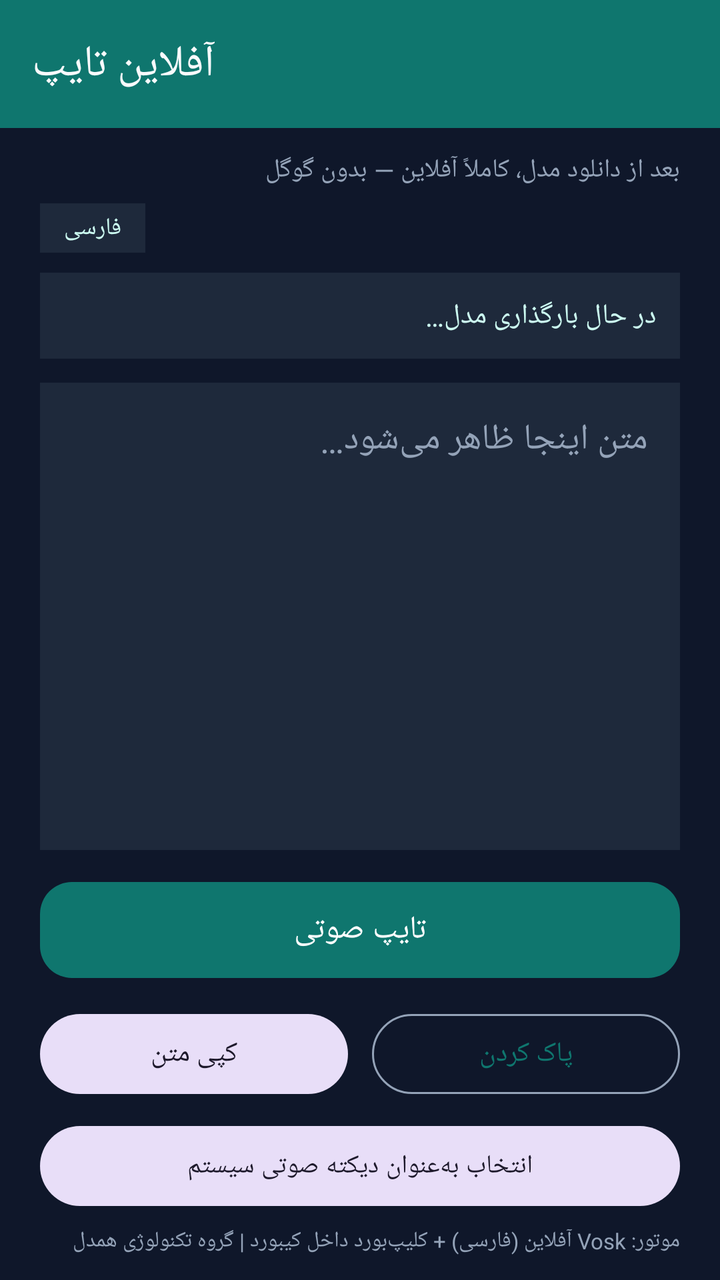
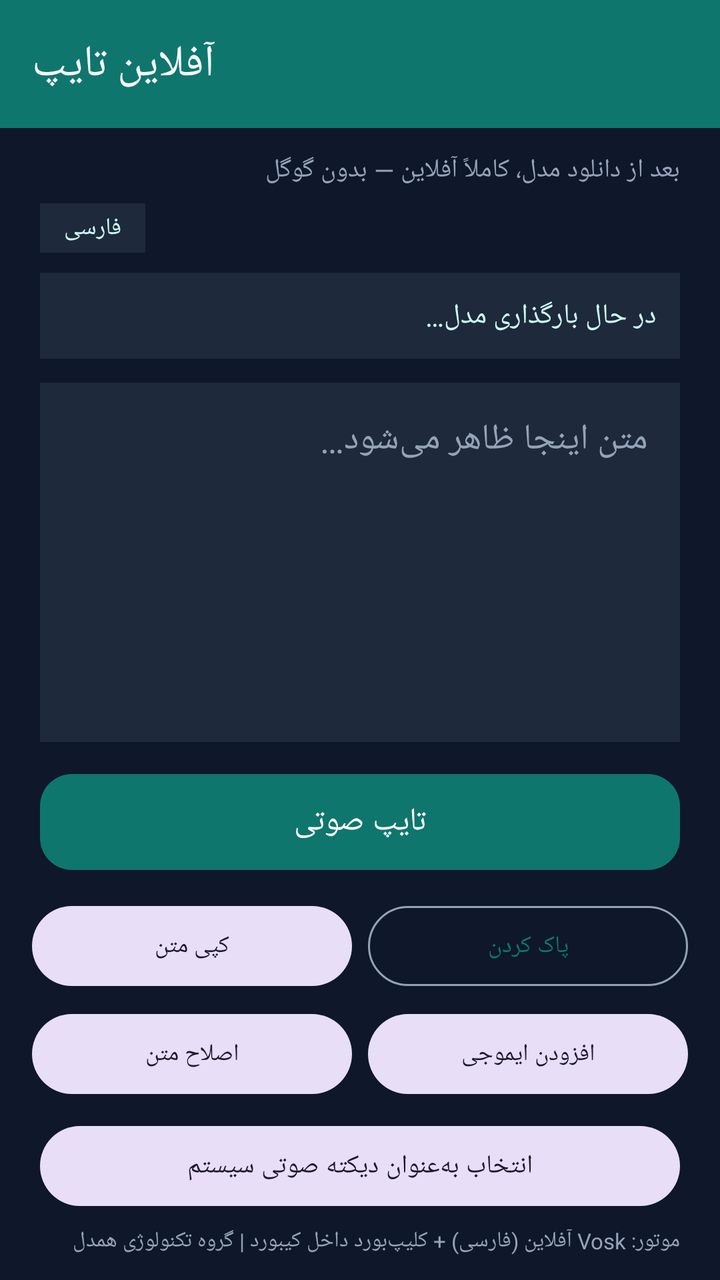

Before-and-after screenshots of an Android layout around one commit, followed by the original layout XML and the change that was made.
<!-- AndroidManifest.xml: application theme Theme.PersianOfflineSTT -->
<!-- res/layout/activity_main.xml -->
<?xml version="1.0" encoding="utf-8"?>
<androidx.constraintlayout.widget.ConstraintLayout
    xmlns:android="http://schemas.android.com/apk/res/android"
    xmlns:app="http://schemas.android.com/apk/res-auto"
    android:layout_width="match_parent"
    android:layout_height="match_parent"
    android:background="@color/bg_dark"
    android:layoutDirection="rtl">

    <com.google.android.material.appbar.MaterialToolbar
        android:id="@+id/toolbar"
        android:layout_width="0dp"
        android:layout_height="wrap_content"
        android:background="@color/teal_700"
        android:theme="@style/ThemeOverlay.Material3.Dark.ActionBar"
        app:title="@string/app_name"
        app:titleTextColor="@color/text_primary"
        app:layout_constraintTop_toTopOf="parent"
        app:layout_constraintStart_toStartOf="parent"
        app:layout_constraintEnd_toEndOf="parent" />

    <TextView
        android:id="@+id/subtitle"
        android:layout_width="0dp"
        android:layout_height="wrap_content"
        android:layout_marginStart="20dp"
        android:layout_marginEnd="20dp"
        android:layout_marginTop="12dp"
        android:text="@string/offline_note"
        android:textColor="@color/text_muted"
        android:textSize="13sp"
        app:layout_constraintTop_toBottomOf="@id/toolbar"
        app:layout_constraintStart_toStartOf="parent"
        app:layout_constraintEnd_toEndOf="parent" />

    <TextView
        android:id="@+id/langBadge"
        android:layout_width="wrap_content"
        android:layout_height="wrap_content"
        android:layout_marginTop="8dp"
        android:layout_marginStart="20dp"
        android:paddingHorizontal="12dp"
        android:paddingVertical="4dp"
        android:background="@color/surface"
        android:text="@string/lang_fa"
        android:textColor="@color/teal_100"
        android:textSize="12sp"
        app:layout_constraintTop_toBottomOf="@id/subtitle"
        app:layout_constraintStart_toStartOf="parent" />

    <TextView
        android:id="@+id/status"
        android:layout_width="0dp"
        android:layout_height="wrap_content"
        android:layout_marginTop="10dp"
        android:layout_marginStart="20dp"
        android:layout_marginEnd="20dp"
        android:padding="12dp"
        android:background="@color/surface"
        android:text="@string/status_loading"
        android:textColor="@color/teal_100"
        android:textSize="14sp"
        app:layout_constraintTop_toBottomOf="@id/langBadge"
        app:layout_constraintStart_toStartOf="parent"
        app:layout_constraintEnd_toEndOf="parent" />

    <ProgressBar
        android:id="@+id/progress"
        style="?android:attr/progressBarStyleHorizontal"
        android:layout_width="0dp"
        android:layout_height="wrap_content"
        android:layout_marginTop="8dp"
        android:layout_marginStart="20dp"
        android:layout_marginEnd="20dp"
        android:max="100"
        android:progress="0"
        android:visibility="gone"
        app:layout_constraintTop_toBottomOf="@id/status"
        app:layout_constraintStart_toStartOf="parent"
        app:layout_constraintEnd_toEndOf="parent" />

    <EditText
        android:id="@+id/resultText"
        android:layout_width="0dp"
        android:layout_height="0dp"
        android:layout_marginTop="12dp"
        android:layout_marginBottom="12dp"
        android:layout_marginStart="20dp"
        android:layout_marginEnd="20dp"
        android:background="@color/surface"
        android:gravity="top|start"
        android:hint="@string/hint_text"
        android:textColorHint="@color/text_muted"
        android:textColor="@color/text_primary"
        android:padding="16dp"
        android:textSize="18sp"
        android:inputType="textMultiLine|textCapSentences"
        android:scrollbars="vertical"
        app:layout_constraintTop_toBottomOf="@id/progress"
        app:layout_constraintBottom_toTopOf="@id/micButton"
        app:layout_constraintStart_toStartOf="parent"
        app:layout_constraintEnd_toEndOf="parent" />

    <com.google.android.material.button.MaterialButton
        android:id="@+id/micButton"
        android:layout_width="0dp"
        android:layout_height="56dp"
        android:layout_marginBottom="10dp"
        android:layout_marginStart="20dp"
        android:layout_marginEnd="20dp"
        android:text="@string/btn_mic"
        android:textSize="16sp"
        app:backgroundTint="@color/teal_700"
        app:cornerRadius="16dp"
        app:layout_constraintBottom_toTopOf="@id/actionsRow"
        app:layout_constraintStart_toStartOf="parent"
        app:layout_constraintEnd_toEndOf="parent" />

    <LinearLayout
        android:id="@+id/actionsRow"
        android:layout_width="0dp"
        android:layout_height="wrap_content"
        android:orientation="horizontal"
        android:layout_marginBottom="8dp"
        android:layout_marginStart="20dp"
        android:layout_marginEnd="20dp"
        app:layout_constraintBottom_toTopOf="@id/dictationButton"
        app:layout_constraintStart_toStartOf="parent"
        app:layout_constraintEnd_toEndOf="parent">

        <com.google.android.material.button.MaterialButton
            android:id="@+id/copyButton"
            style="@style/Widget.Material3.Button.TonalButton"
            android:layout_width="0dp"
            android:layout_height="48dp"
            android:layout_weight="1"
            android:layout_marginEnd="6dp"
            android:text="@string/btn_copy" />

        <com.google.android.material.button.MaterialButton
            android:id="@+id/clearButton"
            style="@style/Widget.Material3.Button.OutlinedButton"
            android:layout_width="0dp"
            android:layout_height="48dp"
            android:layout_weight="1"
            android:layout_marginStart="6dp"
            android:text="@string/btn_clear"
            app:strokeColor="@color/text_muted" />
    </LinearLayout>


    <com.google.android.material.button.MaterialButton
        android:id="@+id/dictationButton"
        style="@style/Widget.Material3.Button.TonalButton"
        android:layout_width="0dp"
        android:layout_height="48dp"
        android:layout_marginBottom="6dp"
        android:layout_marginStart="20dp"
        android:layout_marginEnd="20dp"
        android:text="@string/btn_dictation"
        android:textSize="13sp"
        app:layout_constraintBottom_toTopOf="@id/modelInfo"
        app:layout_constraintStart_toStartOf="parent"
        app:layout_constraintEnd_toEndOf="parent" />

    <TextView
        android:id="@+id/modelInfo"
        android:layout_width="0dp"
        android:layout_height="wrap_content"
        android:layout_marginBottom="12dp"
        android:layout_marginStart="20dp"
        android:layout_marginEnd="20dp"
        android:text="@string/model_info"
        android:textColor="@color/text_muted"
        android:textSize="11sp"
        app:layout_constraintBottom_toBottomOf="parent"
        app:layout_constraintStart_toStartOf="parent"
        app:layout_constraintEnd_toEndOf="parent" />

</androidx.constraintlayout.widget.ConstraintLayout>
<!-- resources referenced by this layout -->
<resources>
  <color name="bg_dark">#0F172A</color>
  <color name="surface">#1E293B</color>
  <color name="teal_100">#CCFBF1</color>
  <color name="teal_700">#0F766E</color>
  <color name="text_muted">#94A3B8</color>
  <color name="text_primary">#F8FAFC</color>
  <string name="app_name">آفلاین تایپ</string>
  <string name="btn_clear">پاک کردن</string>
  <string name="btn_copy">کپی متن</string>
  <string name="btn_dictation">انتخاب به‌عنوان دیکته صوتی سیستم</string>
  <string name="btn_mic">تایپ صوتی</string>
  <string name="hint_text">متن اینجا ظاهر می‌شود…</string>
  <string name="lang_fa">فارسی</string>
  <string name="model_info">موتور: Vosk آفلاین (فارسی) + کلیپ‌بورد داخل کیبورد | گروه تکنولوژی همدل</string>
  <string name="offline_note">بعد از دانلود مدل، کاملاً آفلاین — بدون گوگل</string>
  <string name="status_loading">در حال بارگذاری مدل…</string>
  <style name="Theme.PersianOfflineSTT" parent="Theme.Material3.DayNight.NoActionBar">
          <item name="colorPrimary">#0F766E</item>
          <item name="colorPrimaryContainer">#CCFBF1</item>
          <item name="colorOnPrimary">#FFFFFF</item>
          <item name="android:statusBarColor">#0F766E</item>
          <item name="android:navigationBarColor">#0F172A</item>
      </style>
</resources>

<!-- the commit's change to res/layout/activity_main.xml (unified diff, before → after) -->
@@ -121,10 +121,10 @@
         android:layout_width="0dp"
         android:layout_height="wrap_content"
         android:orientation="horizontal"
-        android:layout_marginBottom="8dp"
-        android:layout_marginStart="20dp"
-        android:layout_marginEnd="20dp"
-        app:layout_constraintBottom_toTopOf="@id/dictationButton"
+        android:layout_marginBottom="6dp"
+        android:layout_marginStart="16dp"
+        android:layout_marginEnd="16dp"
+        app:layout_constraintBottom_toTopOf="@id/actionsRow2"
         app:layout_constraintStart_toStartOf="parent"
         app:layout_constraintEnd_toEndOf="parent">
 
@@ -134,8 +134,9 @@
             android:layout_width="0dp"
             android:layout_height="48dp"
             android:layout_weight="1"
-            android:layout_marginEnd="6dp"
-            android:text="@string/btn_copy" />
+            android:layout_marginEnd="4dp"
+            android:text="@string/btn_copy"
+            android:textSize="12sp" />
 
         <com.google.android.material.button.MaterialButton
             android:id="@+id/clearButton"
@@ -143,9 +144,43 @@
             android:layout_width="0dp"
             android:layout_height="48dp"
             android:layout_weight="1"
-            android:layout_marginStart="6dp"
+            android:layout_marginStart="4dp"
             android:text="@string/btn_clear"
+            android:textSize="12sp"
             app:strokeColor="@color/text_muted" />
+    </LinearLayout>
+
+    <LinearLayout
+        android:id="@+id/actionsRow2"
+        android:layout_width="0dp"
+        android:layout_height="wrap_content"
+        android:orientation="horizontal"
+        android:layout_marginBottom="8dp"
+        android:layout_marginStart="16dp"
+        android:layout_marginEnd="16dp"
+        app:layout_constraintBottom_toTopOf="@id/dictationButton"
+        app:layout_constraintStart_toStartOf="parent"
+        app:layout_constraintEnd_toEndOf="parent">
+
+        <com.google.android.material.button.MaterialButton
+            android:id="@+id/editButton"
+            style="@style/Widget.Material3.Button.TonalButton"
+            android:layout_width="0dp"
+            android:layout_height="48dp"
+            android:layout_weight="1"
+            android:layout_marginEnd="4dp"
+            android:text="اصلاح متن"
+            android:textSize="12sp" />
+
+        <com.google.android.material.button.MaterialButton
+            android:id="@+id/emojiButton"
+            style="@style/Widget.Material3.Button.TonalButton"
+            android:layout_width="0dp"
+            android:layout_height="48dp"
+            android:layout_weight="1"
+            android:layout_marginStart="4dp"
+            android:text="افزودن ایموجی"
+            android:textSize="12sp" />
     </LinearLayout>
 
 
